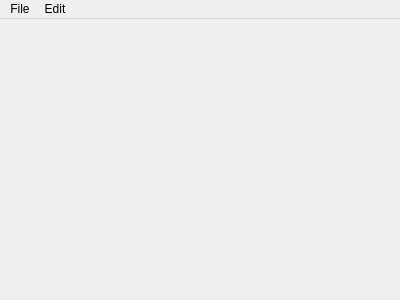
gwutama/Pandora, file src/mainwindow.ui: the form before one commit.
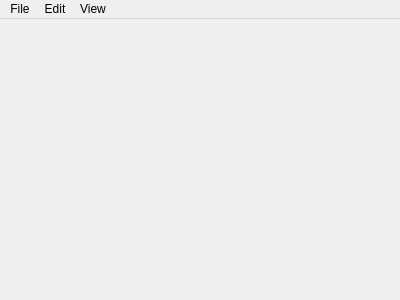
The form after the commit.

Commit message: Added function/menu to show/hide preview pane. Editor margin is also set according to the visibility of the pane.

```diff
--- a/src/mainwindow.ui
+++ b/src/mainwindow.ui
@@ -63,8 +63,15 @@
     <addaction name="separator"/>
     <addaction name="actionFindReplace"/>
    </widget>
+   <widget class="QMenu" name="menuView">
+    <property name="title">
+     <string>View</string>
+    </property>
+    <addaction name="actionTogglePreview"/>
+   </widget>
    <addaction name="menuFile"/>
    <addaction name="menuEdit"/>
+   <addaction name="menuView"/>
   </widget>
   <action name="actionPreferences">
    <property name="text">
```
Left out of the diff: 5 changed lines with no effect on the pictures. The commit also changes 4 other files.
